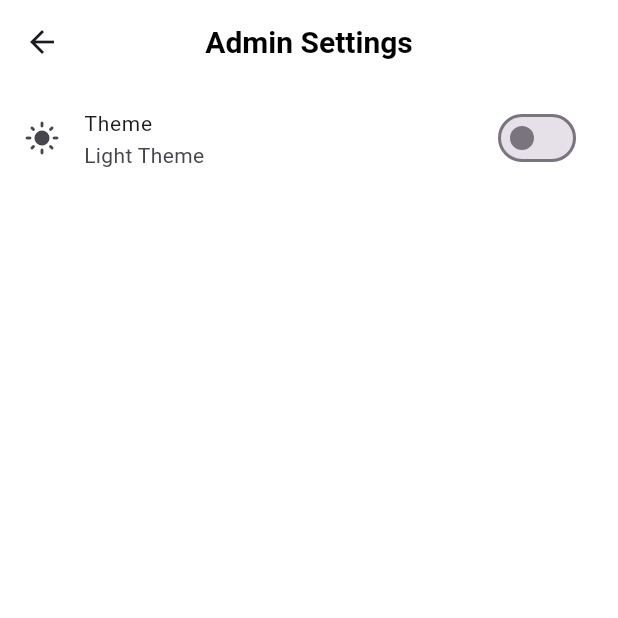
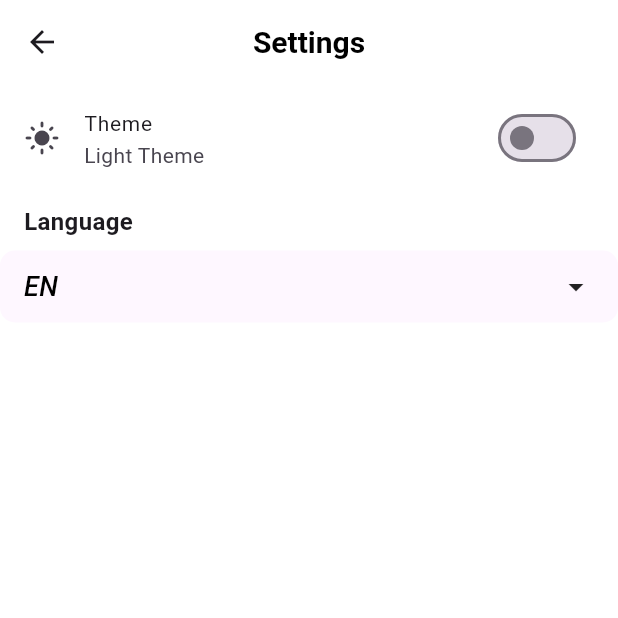
Before and after one commit to ahmetcoko/SeatEase, a Flutter app: the AdminSettingsPage screen opened directly, on a phone screen of 412 x 824 dp, the top half of it. Run offline on Flutter 3.47's test engine with Material 3 defaults, Android fonts, the light colour scheme and no system bars; our stand-ins replace awesome_notifications, cached_network_image, cloud_firestore, cloud_functions, firebase_auth, firebase_core and 5 more; accounts and stored records are empty; Roboto replaces fonts that are missing (Hind).

Commit message:
first commit

```diff
--- a/lib/l10n/app_localizations.dart
+++ b/lib/l10n/app_localizations.dart
@@ -95,6 +95,36 @@ class AppLocalizations {
 
   String get tryAgain => _localizedValues[locale.languageCode]!['tryAgain']!;
 
+  String get createEvent => _localizedValues[locale.languageCode]!['createEvent']!;
+
+  String get eventName => _localizedValues[locale.languageCode]!['eventName']!;
+
+  String get eventDate => _localizedValues[locale.languageCode]!['eventDate']!;
+
+  String get eventTime => _localizedValues[locale.languageCode]!['eventTime']!;
+
+  String get eventDescription => _localizedValues[locale.languageCode]!['eventDescription']!;
+
+  String get rowNumber => _localizedValues[locale.languageCode]!['rowNumber']!;
+
+  String get columnNumber => _localizedValues[locale.languageCode]!['columnNumber']!;
+
+  String get eventNameCheck => _localizedValues[locale.languageCode]!['eventNameCheck']!;
+
+  String get rowNumberCheck => _localizedValues[locale.languageCode]!['rowNumberCheck']!;
+
+  String get columnNumberCheck => _localizedValues[locale.languageCode]!['columnNumberCheck']!;
+
+  String get changeDateTime => _localizedValues[locale.languageCode]!['changeDateTime']!;
+
+  String get deleteEvent => _localizedValues[locale.languageCode]!['deleteEvent']!;
+
+  String get participant => _localizedValues[locale.languageCode]!['participant']!;
+
+  String get dateTimeUpdate => _localizedValues[locale.languageCode]!['dateTimeUpdate']!;
+
+  String get eventDeleted => _localizedValues[locale.languageCode]!['eventDeleted']!;
+
 
 
 
@@ -159,6 +189,21 @@ class AppLocalizations {
       'enterPassword': 'Enter your password',
       'loginError': 'Login Error',
       'tryAgain': 'Try Again',
+      'createEvent': 'Create Event',
+      'eventName': 'Event Name',
+      'eventDate': 'Event Date',
+      'eventTime': 'Event Time',
+      'eventDescription': 'Event Description',
+      'rowNumber': 'Row Number',
+      'columnNumber': 'Column Number',
+      'eventNameCheck': 'Please enter a name for the event',
+      'rowNumberCheck': 'Please enter a valid number less than 10',
+      'columnNumberCheck': 'Please enter a valid number less than 10',
+      'changeDateTime': 'Change Date-Time',
+      'deleteEvent': 'Delete Event',
+      'participant': 'Participants',
+      'dateTimeUpdate': 'Event date-time updated successfully',
+      'eventDeleted': 'Event deleted successfully',
 
 
     },
@@ -212,6 +257,21 @@ class AppLocalizations {
       'enterPassword': 'Şifrenizi girin',
       'loginError': 'Giriş Hatası',
       'tryAgain': 'Tekrar Deneyin',
+      'createEvent': 'Etkinlik Oluştur',
+      'eventName': 'Etkinlik Adı',
+      'eventDate': 'Etkinlik Tarihi',
+      'eventTime': 'Etkinlik Saati',
+      'eventDescription': 'Etkinlik Açıklaması',
+      'rowNumber': 'Sıra Numarası',
+      'columnNumber': 'Kolon Numarası',
+      'eventNameCheck': 'Lütfen etkinlik için bir isim girin',
+      'rowNumberCheck': 'Lütfen 10 dan küçük geçerli bir numara girin',
+      'columnNumberCheck': 'Lütfen 10 dan küçük geçerli bir numara girin',
+      'changeDateTime': 'Tarih-Saat Değiştir',
+      'deleteEvent': 'Etkinliği Sil',
+      'participant': 'Katılımcılar',
+      'dateTimeUpdate': 'Etkinlik tarih-saat bilgisi başarıyla güncellendi',
+      'eventDeleted': 'Etkinlik başarıyla silindi',
 
 
     },
--- a/lib/views/admin/admin_settings.dart
+++ b/lib/views/admin/admin_settings.dart
@@ -1,5 +1,6 @@
 import 'package:flutter/material.dart';
 import 'package:provider/provider.dart';
+import '../../l10n/app_localizations.dart';
 import '../../utils/app_theme.dart';
 import '../theme_changer.dart';
 
@@ -20,26 +21,53 @@ class _AdminSettingsPageState extends State<AdminSettingsPage> {
 
   @override
   Widget build(BuildContext context) {
+    final themeChanger = Provider.of<ThemeChanger>(context);
+
     return Scaffold(
       appBar: AppBar(
-        title: Text("Admin Settings"),
+        title: Text(AppLocalizations.of(context)!.settingsMainTitle),
         centerTitle: true,
       ),
       body: ListView(
         children: [
           SwitchListTile(
-            title: Text("Theme"),
-            subtitle: Text(isDarkTheme ? "Dark Theme" : "Light Theme"),
+            title: Text(AppLocalizations.of(context)!.themTitle),
+            subtitle: Text(isDarkTheme ? (AppLocalizations.of(context)!.darkTheme) : (AppLocalizations.of(context)!.lightTheme)),
             value: isDarkTheme,
-            onChanged: (bool value) {
+            onChanged: (value) {
               setState(() {
                 isDarkTheme = value;
-                Provider.of<ThemeChanger>(context, listen: false).setTheme(
-                    isDarkTheme ? AppTheme.darkTheme : AppTheme.lightTheme
-                );
+                themeChanger.setTheme(isDarkTheme ? AppTheme.darkTheme : AppTheme.lightTheme);
               });
             },
             secondary: Icon(isDarkTheme ? Icons.dark_mode : Icons.light_mode),
+          ),
+          Padding(
+            padding: const EdgeInsets.symmetric(horizontal: 16.0, vertical: 8.0),
+            child: Text(AppLocalizations.of(context)!.language, style: TextStyle(fontSize: 16, fontWeight: FontWeight.bold)),
+          ),
+          Container(
+            padding: const EdgeInsets.symmetric(horizontal: 16.0),
+            decoration: BoxDecoration(
+              color: Theme.of(context).canvasColor,
+              borderRadius: BorderRadius.circular(10.0),
+            ),
+            child: DropdownButtonHideUnderline(
+              child: DropdownButton<String>(
+                value: themeChanger.getLocale().languageCode,
+                icon: Icon(Icons.arrow_drop_down, color: Theme.of(context).iconTheme.color),
+                isExpanded: true,
+                items: <String>['en', 'tr'].map((String value) {
+                  return DropdownMenuItem<String>(
+                    value: value,
+                    child: Text(value.toUpperCase(), style: TextStyle(color: Theme.of(context).textTheme.bodyLarge?.color)),
+                  );
+                }).toList(),
+                onChanged: (newValue) {
+                  themeChanger.setLocale(Locale(newValue!));
+                },
+              ),
+            ),
           ),
         ],
       ),
```
Also changed, not shown: lib/views/admin/admin_page.dart (+5 -4 lines), lib/views/admin/create_event.dart (+12 -11 lines), lib/views/admin/events_page.dart (+10 -9 lines).
